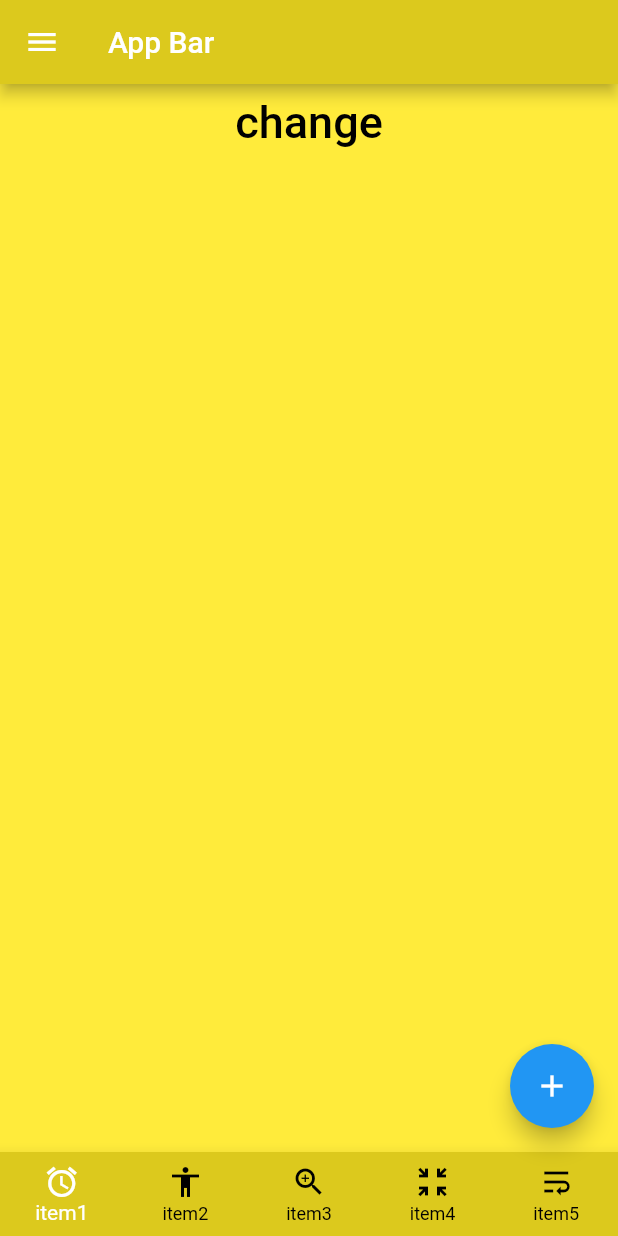
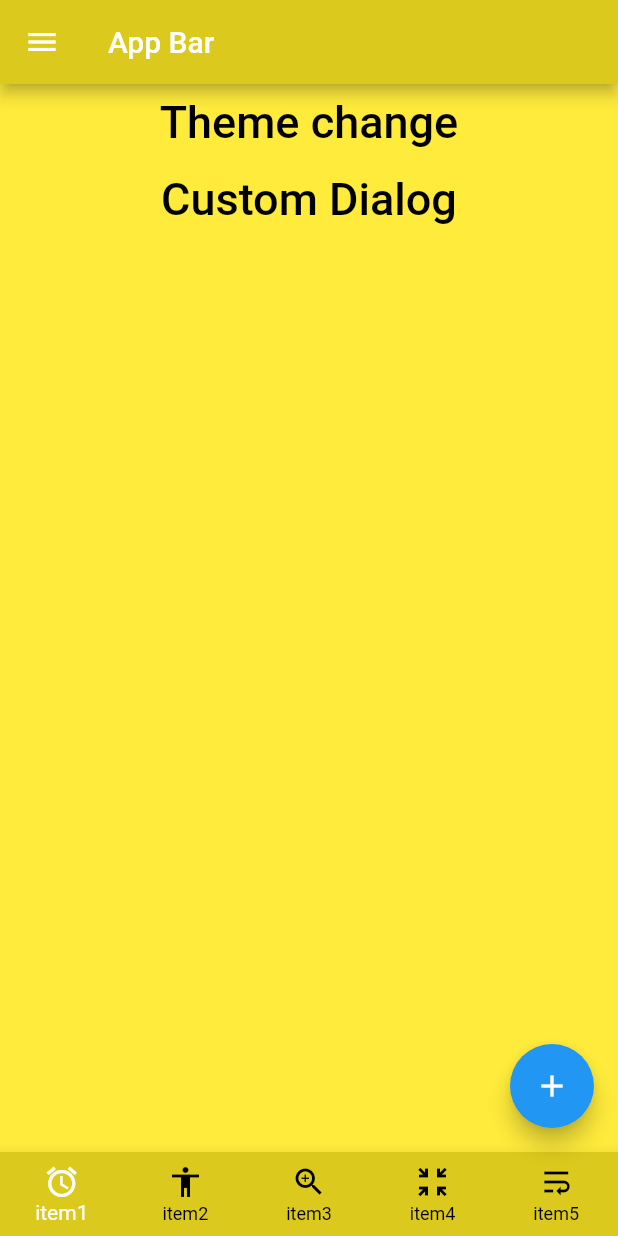
Before and after one commit to byeoru/theme_test, a Flutter app: the screen it shows after launch, on a phone screen of 412 x 824 dp. Run offline on Flutter 3.47's test engine with Material 2 defaults, Android fonts, the phone set to English and light mode, and no system bars; drawn by our look-alikes of flutter_speed_dial; our stand-ins replace card_swiper.

Commit message:
custom dialog 추가

```diff
--- a/lib/main.dart
+++ b/lib/main.dart
@@ -1,5 +1,6 @@
 import 'package:flutter/material.dart';
 import 'package:flutter_speed_dial/flutter_speed_dial.dart';
+import 'package:test/widgets/custom_dialog.dart';
 
 void main() {
   runApp(const MyApp());
@@ -16,6 +17,11 @@ class _MyAppState extends State<MyApp> {
   bool isSpring = true;
   int _selectedIndex = 0;
   var isDialOpen = ValueNotifier<bool>(false);
+
+  @override
+  void initState() {
+    super.initState();
+  }
 
   @override
   Widget build(BuildContext context) {
@@ -45,7 +51,35 @@ class _MyAppState extends State<MyApp> {
             ),
       title: 'Flutter Demo',
       home: Scaffold(
-        drawer: Drawer(
+        drawer: setDrawer(),
+        appBar: setAppBar(),
+        body: Column(
+          crossAxisAlignment: CrossAxisAlignment.stretch,
+          children: [
+            TextButton(
+              onPressed: () {
+                setState(() {
+                  isSpring = !isSpring;
+                });
+              },
+              child: const Center(
+                child: Text(
+                  'Theme change',
+                  style: TextStyle(color: Colors.black, fontSize: 30),
+                ),
+              ),
+            ),
+            CustomDialog()
+          ],
+        ),
+        bottomNavigationBar: setNavigationBar(context),
+        floatingActionButton: setFloatingActionButton(context),
+      ),
+    );
+  }
+
+  Drawer setDrawer() {
+    return Drawer(
       backgroundColor: Colors.amber,
       child: ListView(
         children: const [
@@ -65,29 +99,47 @@ class _MyAppState extends State<MyApp> {
           ),
         ],
       ),
+    );
+  }
+
+  SpeedDial setFloatingActionButton(BuildContext context) {
+    return SpeedDial(
+      icon: Icons.add,
+      activeIcon: Icons.close,
+      spacing: 3,
+      openCloseDial: isDialOpen,
+      onOpen: () => debugPrint('OPENING DIAL'),
+      onClose: () => debugPrint('DIAL CLOSED'),
+      children: [
+        SpeedDialChild(
+          child: const Icon(Icons.accessibility),
+          backgroundColor: Colors.red,
+          foregroundColor: Colors.white,
+          label: 'First',
+          onLongPress: () => debugPrint('FIRST CHILD LONG PRESS'),
         ),
-        appBar: AppBar(
-          title: const Text('App Bar'),
+        SpeedDialChild(
+          child: const Icon(Icons.brush),
+          backgroundColor: Colors.deepOrange,
+          foregroundColor: Colors.white,
+          label: 'Second',
         ),
-        body: Column(
-          crossAxisAlignment: CrossAxisAlignment.stretch,
-          children: [
-            TextButton(
-              onPressed: () {
-                setState(() {
-                  isSpring = !isSpring;
-                });
-              },
-              child: const Center(
-                child: Text(
-                  'change',
-                  style: TextStyle(color: Colors.black, fontSize: 30),
-                ),
-              ),
+        SpeedDialChild(
+          child: const Icon(Icons.margin),
+          backgroundColor: Colors.indigo,
+          foregroundColor: Colors.white,
+          label: 'Show Snackbar',
+          visible: true,
+          onTap: () => ScaffoldMessenger.of(context).showSnackBar(
+              const SnackBar(content: Text(("Third Child Pressed")))),
+          onLongPress: () => debugPrint('THIRD CHILD LONG PRESS'),
         ),
       ],
-        ),
-        bottomNavigationBar: BottomNavigationBar(
+    );
+  }
+
+  BottomNavigationBar setNavigationBar(BuildContext context) {
+    return BottomNavigationBar(
       onTap: (value) {
         setState(() {
           _selectedIndex = value;
@@ -119,41 +171,12 @@ class _MyAppState extends State<MyApp> {
           icon: Icon(Icons.wrap_text_outlined),
         ),
       ],
-        ),
-        floatingActionButton: SpeedDial(
-          icon: Icons.add,
-          activeIcon: Icons.close,
-          spacing: 3,
-          openCloseDial: isDialOpen,
-          onOpen: () => debugPrint('OPENING DIAL'),
-          onClose: () => debugPrint('DIAL CLOSED'),
-          children: [
-            SpeedDialChild(
-              child: const Icon(Icons.accessibility),
-              backgroundColor: Colors.red,
-              foregroundColor: Colors.white,
-              label: 'First',
-              onLongPress: () => debugPrint('FIRST CHILD LONG PRESS'),
-            ),
-            SpeedDialChild(
-              child: const Icon(Icons.brush),
-              backgroundColor: Colors.deepOrange,
-              foregroundColor: Colors.white,
-              label: 'Second',
-            ),
-            SpeedDialChild(
-              child: const Icon(Icons.margin),
-              backgroundColor: Colors.indigo,
-              foregroundColor: Colors.white,
-              label: 'Show Snackbar',
-              visible: true,
-              onTap: () => ScaffoldMessenger.of(context).showSnackBar(
-                  const SnackBar(content: Text(("Third Child Pressed")))),
-              onLongPress: () => debugPrint('THIRD CHILD LONG PRESS'),
-            ),
-          ],
-        ),
-      ),
+    );
+  }
+
+  AppBar setAppBar() {
+    return AppBar(
+      title: const Text('App Bar'),
     );
   }
 }
--- /dev/null
+++ b/lib/widgets/custom_dialog.dart
@@ -0,0 +1,67 @@
+import 'package:card_swiper/card_swiper.dart';
+import 'package:flutter/material.dart';
+
+class CustomDialog extends StatelessWidget {
+  CustomDialog({
+    super.key,
+  });
+
+  final list = ['가', '나', '다'];
+
+  @override
+  Widget build(BuildContext context) {
+    return TextButton(
+      onPressed: () {
+        showGeneralDialog(
+          barrierLabel: 'barrier label',
+          barrierDismissible: true,
+          context: context,
+          pageBuilder: (_, __, ___) {
+            return SafeArea(
+              child: Dialog(
+                shape: const RoundedRectangleBorder(
+                  borderRadius: BorderRadius.all(
+                    Radius.circular(10),
+                  ),
+                ),
+                insetPadding: const EdgeInsets.symmetric(horizontal: 10),
+                backgroundColor: Colors.white,
+                child: SizedBox(
+                  width: MediaQuery.of(context).size.width,
+                  height: MediaQuery.of(context).size.height,
+                  child: Swiper(
+                    pagination: const SwiperPagination(
+                        alignment: Alignment.bottomCenter),
+                    itemCount: 3,
+                    itemBuilder: (context, index) {
+                      return Center(
+                        child: Column(
+                          mainAxisAlignment: MainAxisAlignment.center,
+                          children: [
+                            Text(list[index]),
+                            TextButton(
+                              onPressed: () {
+                                Navigator.of(context).pop();
+                              },
+                              child: const Text('건너띄기'),
+                            ),
+                          ],
+                        ),
+                      );
+                    },
+                  ),
+                ),
+              ),
+            );
+          },
+        );
+      },
+      child: const Center(
+        child: Text(
+          'Custom Dialog',
+          style: TextStyle(color: Colors.black, fontSize: 30),
+        ),
+      ),
+    );
+  }
+}
--- a/pubspec.yaml
+++ b/pubspec.yaml
@@ -31,6 +31,7 @@ dependencies:
   flutter:
     sdk: flutter
   flutter_speed_dial: ^7.0.0
+  card_swiper: ^2.0.4
 
 
   # The following adds the Cupertino Icons font to your application.
```
Also changed, not shown: pubspec.lock. Lines whose indentation alone changed are shown as unchanged.
